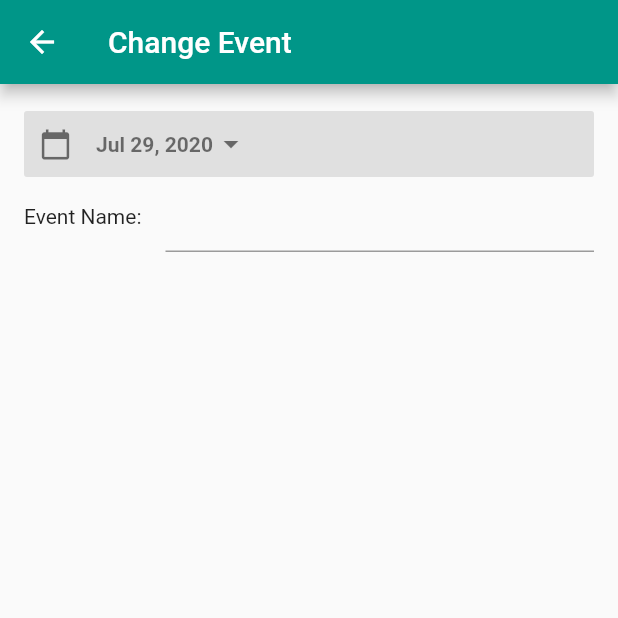
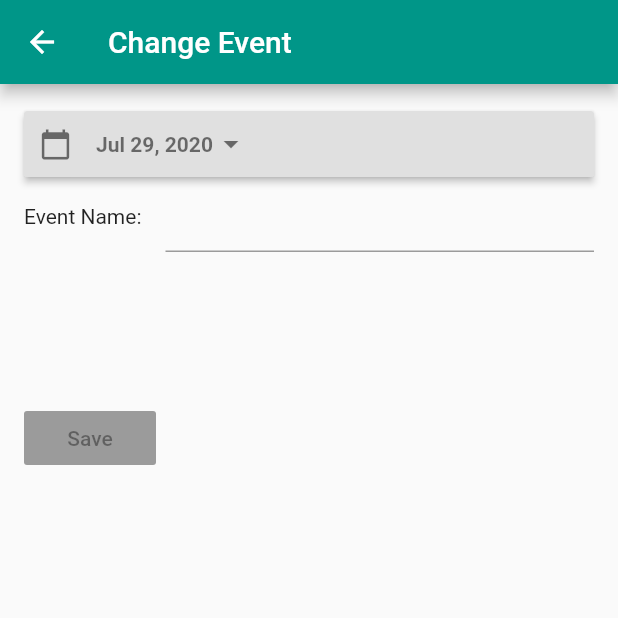
Before and after one commit to nailuj29/flutter_countdown, a Flutter app: the screen it shows after launch, after a tap on the "add" icon, on a phone screen of 412 x 824 dp, the top half of it. Run offline on Flutter 3.47's test engine with Material 2 defaults, Android fonts, the phone set to English and light mode, and no system bars; our stand-ins replace flutter_bloc, moor_flutter; generated files the repository leaves out were written again; statements that could not run were skipped.

Commit message:
Refactored code

```diff
--- a/lib/pages/change_event.dart
+++ b/lib/pages/change_event.dart
@@ -54,7 +54,7 @@ class _ChangeEventScreenState extends State<ChangeEventScreen> {
       body: Container(
         child: Column(
           children: <Widget>[
-            FlatButton(
+            RaisedButton(
               padding: EdgeInsets.all(10.0),
               color: Colors.grey[300],
               child: Row(
@@ -77,7 +77,8 @@ class _ChangeEventScreenState extends State<ChangeEventScreen> {
                   companion = CountdownsCompanion.insert(
                       name: companion.name.value, date: dateSet);
                 } else {
-                  countdown = Countdown(date: dateSet, name: countdown.name, id: countdown.id)
+                  countdown = Countdown(
+                      date: dateSet, name: countdown.name, id: countdown.id);
                 }
               },
             ),
@@ -93,7 +94,16 @@ class _ChangeEventScreenState extends State<ChangeEventScreen> {
                   ),
                 )
               ],
-            )
+            ),
+            SizedBox(height: 100.0,),
+            Row(children: <Widget>[
+              RaisedButton(
+                child: Text(
+                  "Save"
+                ),
+                onPressed: ,
+              )
+            ],)
           ],
         ),
         padding: EdgeInsets.all(16.0),
--- a/lib/pages/home.dart
+++ b/lib/pages/home.dart
@@ -63,15 +63,11 @@ class _HomeState extends State<Home> {
       ),
       floatingActionButton: FloatingActionButton(
         onPressed: () async {
-          // ignore: close_sinks
-          CountdownBloc bloc = BlocProvider.of<CountdownBloc>(context);
-          Countdown result = await Navigator.push<Countdown>(
-              context,
-              MaterialPageRoute(
-                builder: (context) => ChangeEventScreen(
-                  initialDate: DateTime.now(),
-                ),
-              ));
+          Navigator.of(context).push(MaterialPageRoute(
+            builder: (context) => ChangeEventScreen(
+              initialDate: DateTime.now(),
+            ),
+          ));
         },
         child: Icon(Icons.add),
       ),
```
